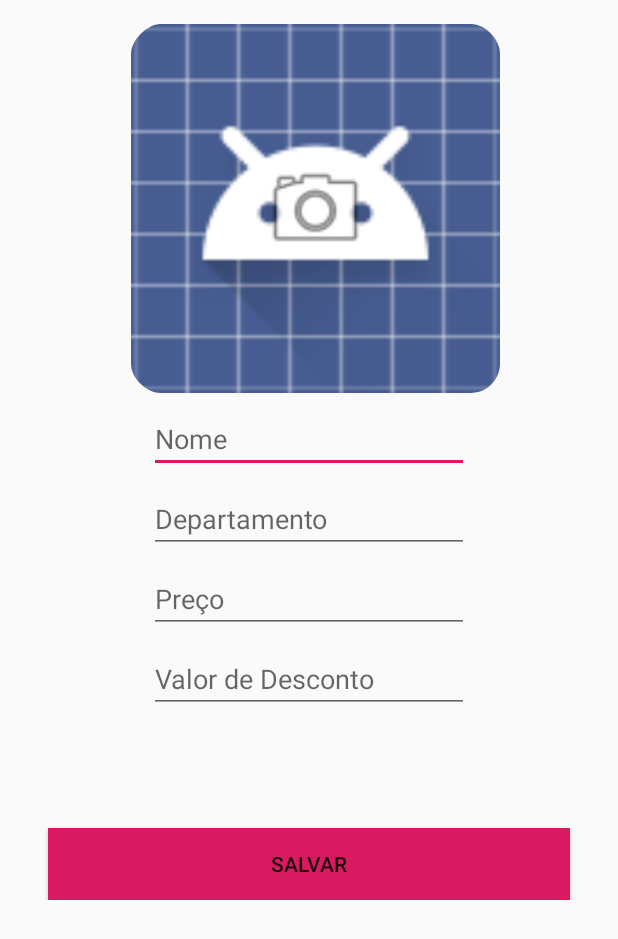
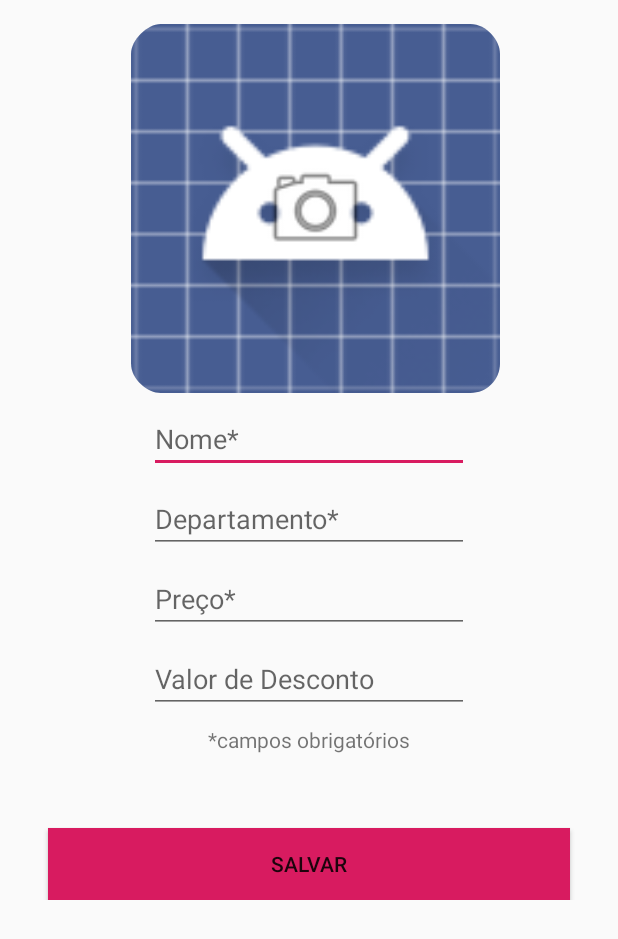
Before and after one commit to thiagorodcarv/XseedCRUD, an Android app: the layout activity_cadastro.xml on its own in the app's theme, with its tools: preview values and no code run, on a phone screen of 412 x 824 dp. Shown: the top 939 px of the screen. Run offline under Robolectric (Android 15) with nearby library versions, the phone set to English and light mode, and no system bars.

Commit message:
Ajustes no layout e performace

```diff
--- a/app/src/main/java/com/example/lojacrud/BancoPackage/HistoricoDAO.java
+++ b/app/src/main/java/com/example/lojacrud/BancoPackage/HistoricoDAO.java
@@ -52,7 +52,7 @@ public class HistoricoDAO {
     public List<Produtos> recuperarProdutosHistorico(){
         Cursor cursor = banco.rawQuery("SELECT p.nome as produto_nome, p.id as produto_id, p.departamento as produto_departamento," +
                 "v.data as data_venda, v.preco_cada as preco_venda, v.quantidade as quantidade_venda" +
-                " FROM produtos p, vendas v WHERE p.id = v.id_produto ORDER BY data_venda DESC",null);
+                " FROM vendas v LEFT JOIN produtos p ON p.id = v.id_produto ORDER BY data_venda DESC",null);
         List<Produtos> produtos = new ArrayList<Produtos>();
         while (cursor.moveToNext()){
             Produtos p = new Produtos();
--- a/app/src/main/java/com/example/lojacrud/CarrinhoPackage/Carrinho.java
+++ b/app/src/main/java/com/example/lojacrud/CarrinhoPackage/Carrinho.java
@@ -99,6 +99,7 @@ public class Carrinho extends AppCompatActivity implements CarrinhoListener {
             emailIntent.putExtra(Intent.EXTRA_SUBJECT, "Pedido");
             emailIntent.putExtra(Intent.EXTRA_TEXT, gerarPedido(produtosCarrinho));
             startActivity(Intent.createChooser(emailIntent, "Enviando pedido..."));
+            finish();
         }
     }
 
--- a/app/src/main/java/com/example/lojacrud/HistoricoTabPackage/HistoricoAdapter.java
+++ b/app/src/main/java/com/example/lojacrud/HistoricoTabPackage/HistoricoAdapter.java
@@ -45,7 +45,7 @@ public class HistoricoAdapter extends RecyclerView.Adapter {
     public void onBindViewHolder(@NonNull RecyclerView.ViewHolder viewHolder, int position) {
         HistoricoViewHolder holder = (HistoricoViewHolder) viewHolder;
         String data = dataDeCompras.get(position);
-        data = "Dia: "+ data.split(" ")[0] + ", hora: " + data.split(" ")[1];
+        data = "Dia: "+ data.split(" ")[0] + "\nhora: " + data.split(" ")[1];
         holder.data.setText(data);
     }
 
--- a/app/src/main/java/com/example/lojacrud/HistoricoTabPackage/HistoricoTab.java
+++ b/app/src/main/java/com/example/lojacrud/HistoricoTabPackage/HistoricoTab.java
@@ -6,6 +6,7 @@ import android.os.Bundle;
 
 import androidx.fragment.app.Fragment;
 import androidx.lifecycle.ViewModelProviders;
+import androidx.recyclerview.widget.GridLayoutManager;
 import androidx.recyclerview.widget.LinearLayoutManager;
 import androidx.recyclerview.widget.RecyclerView;
 
@@ -54,7 +55,7 @@ public class HistoricoTab extends Fragment implements HistoricoListener{
         datasDeComprasView.addAll(datasDeCompras);
         adapter = new HistoricoAdapter(getActivity(),datasDeComprasView,this);
         recyclerView.setAdapter(adapter);
-        recyclerView.setLayoutManager(new LinearLayoutManager(getActivity()));
+        recyclerView.setLayoutManager(new GridLayoutManager(getActivity(),2));
         adapter.notifyDataSetChanged();
 
         return rootView;
--- a/app/src/main/res/layout/activity_cadastro.xml
+++ b/app/src/main/res/layout/activity_cadastro.xml
@@ -29,7 +29,6 @@
                     android:layout_height="wrap_content"
                     android:layout_marginStart="32dp"
                     android:layout_marginLeft="32dp"
-                    android:layout_marginTop="32dp"
                     android:layout_marginEnd="32dp"
                     android:layout_marginRight="32dp"
                     android:background="@color/colorAccent"
@@ -70,7 +69,7 @@
                     android:layout_height="wrap_content"
                     android:layout_marginTop="8dp"
                     android:ems="10"
-                    android:hint="Nome"
+                    android:hint="Nome*"
                     android:inputType="textPersonName"
                     app:layout_constraintEnd_toEndOf="parent"
                     app:layout_constraintStart_toStartOf="parent"
@@ -82,7 +81,7 @@
                     android:layout_height="wrap_content"
                     android:layout_marginTop="8dp"
                     android:ems="10"
-                    android:hint="Preço"
+                    android:hint="Preço*"
                     android:inputType="number|numberDecimal"
                     app:layout_constraintEnd_toEndOf="parent"
                     app:layout_constraintStart_toStartOf="parent"
@@ -110,10 +109,21 @@
                     android:layout_marginEnd="4dp"
                     android:layout_marginRight="4dp"
                     android:ems="10"
-                    android:hint="Departamento"
+                    android:hint="Departamento*"
+                    android:inputType="textPersonName"
                     app:layout_constraintEnd_toEndOf="parent"
                     app:layout_constraintStart_toStartOf="parent"
                     app:layout_constraintTop_toBottomOf="@+id/txt_Nome" />
+
+                <TextView
+                    android:id="@+id/textView11"
+                    android:layout_width="wrap_content"
+                    android:layout_height="wrap_content"
+                    android:layout_marginTop="8dp"
+                    android:text="*campos obrigatórios"
+                    app:layout_constraintEnd_toEndOf="parent"
+                    app:layout_constraintStart_toStartOf="parent"
+                    app:layout_constraintTop_toBottomOf="@+id/txt_Desconto" />
 
             </androidx.constraintlayout.widget.ConstraintLayout>
 
--- a/app/src/main/res/layout/activity_main.xml
+++ b/app/src/main/res/layout/activity_main.xml
@@ -26,6 +26,7 @@
         android:id="@+id/pager"
         android:layout_width="match_parent"
         android:layout_height="0dp"
+        android:background="#eceff1"
         app:layout_constraintBottom_toBottomOf="parent"
         app:layout_constraintEnd_toEndOf="parent"
         app:layout_constraintStart_toStartOf="parent"
@@ -37,9 +38,9 @@
         android:id="@+id/fab"
         android:layout_width="wrap_content"
         android:layout_height="wrap_content"
-        android:layout_marginEnd="32dp"
+        android:layout_marginEnd="16dp"
         android:layout_marginRight="32dp"
-        android:layout_marginBottom="32dp"
+        android:layout_marginBottom="16dp"
         android:onClick="chamarCarrinho"
         android:src="@drawable/cart"
         android:visibility="visible"
--- a/app/src/main/res/layout/historico_adapter.xml
+++ b/app/src/main/res/layout/historico_adapter.xml
@@ -5,6 +5,8 @@
     android:layout_width="match_parent"
     android:layout_height="wrap_content"
     android:layout_marginBottom="8dp"
+    android:layout_marginLeft="4dp"
+    android:layout_marginRight="4dp"
     >
     <androidx.cardview.widget.CardView
 
@@ -16,6 +18,7 @@
         app:layout_constraintStart_toStartOf="parent"
         app:layout_constraintTop_toTopOf="parent"
         app:layout_constraintVertical_weight="1"
+        app:cardCornerRadius="15dp"
 
         >
 
--- a/app/src/main/res/layout/historico_item_adapter.xml
+++ b/app/src/main/res/layout/historico_item_adapter.xml
@@ -11,6 +11,7 @@
             android:id="@+id/card_produto_historico"
             android:layout_width="match_parent"
             android:layout_height="wrap_content"
+            app:cardCornerRadius="10dp"
             app:layout_constraintBottom_toBottomOf="parent"
             app:layout_constraintEnd_toEndOf="parent"
             app:layout_constraintStart_toStartOf="parent"
--- a/app/src/main/res/layout/produtos_adapter.xml
+++ b/app/src/main/res/layout/produtos_adapter.xml
@@ -11,6 +11,7 @@
         android:id="@+id/card_produto"
         android:layout_width="match_parent"
         android:layout_height="wrap_content"
+        app:cardCornerRadius="10dp"
         app:layout_constraintBottom_toBottomOf="parent"
         app:layout_constraintEnd_toEndOf="parent"
         app:layout_constraintStart_toStartOf="parent"
--- a/app/src/main/res/layout/produtos_destaques_adapter.xml
+++ b/app/src/main/res/layout/produtos_destaques_adapter.xml
@@ -4,13 +4,14 @@
     xmlns:tools="http://schemas.android.com/tools"
     android:layout_width="match_parent"
     android:layout_height="wrap_content"
-    android:layout_marginBottom="2dp"
+    android:layout_marginBottom="4dp"
     >
     <androidx.cardview.widget.CardView
 
         android:id="@+id/card_produto_destaque"
         android:layout_width="match_parent"
         android:layout_height="wrap_content"
+        app:cardCornerRadius="10dp"
         app:layout_constraintBottom_toBottomOf="parent"
         app:layout_constraintEnd_toEndOf="parent"
         app:layout_constraintStart_toStartOf="parent"
```
Also changed, not shown: app/src/main/java/com/example/lojacrud/CadastroActivity.java (+25 -9 lines), app/src/main/java/com/example/lojacrud/ItemHistoricoPackage/ItemHistoricoAdapter.java (+7 -2 lines), app/src/main/res/layout/activity_carrinho.xml (+14 -0 lines), app/src/main/res/layout/carrinho_adapter.xml (+4 -3 lines).
